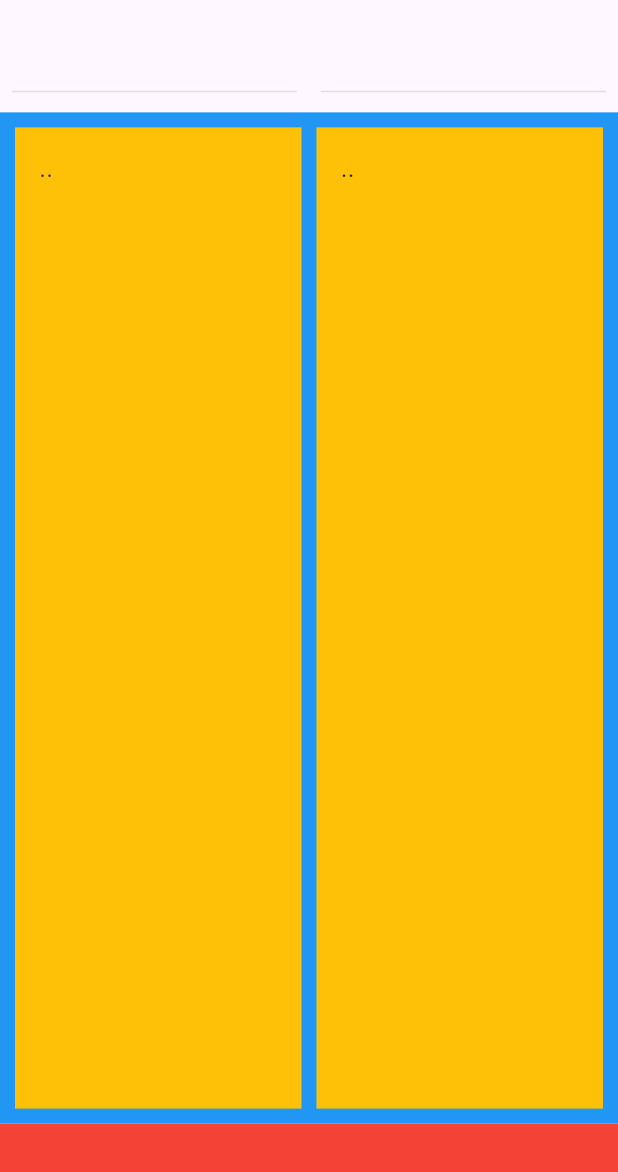
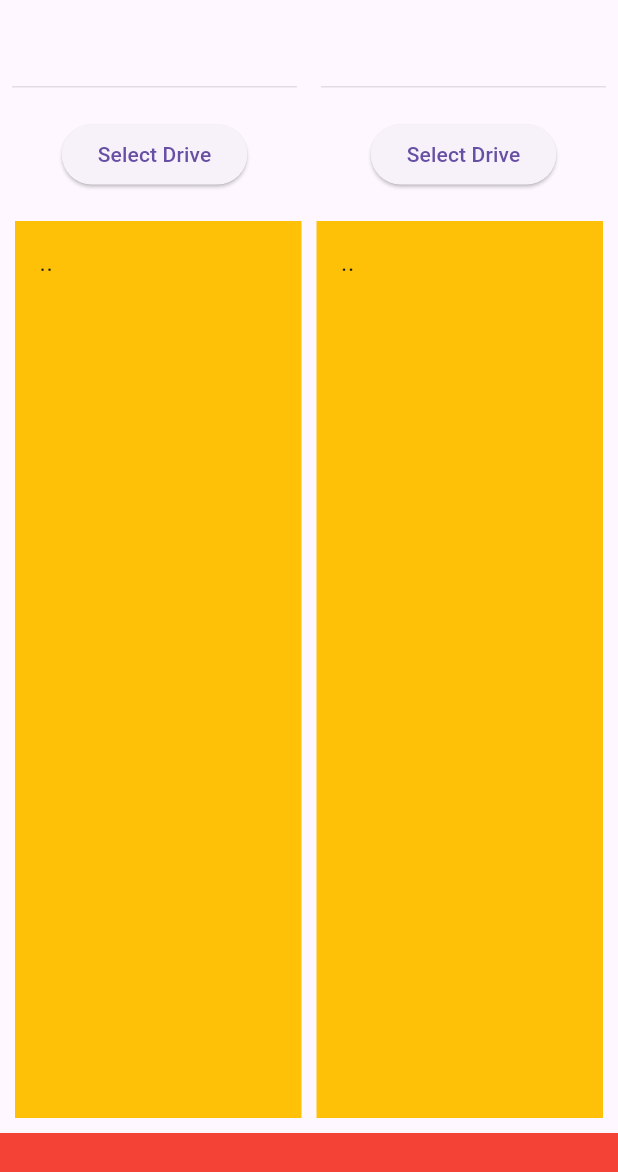
Before and after one commit to mateuszfilipek2000/flutter_mini_commander, a Flutter app: the screen it shows after launch, on a phone screen of 412 x 824 dp. Shown: the top 1172 px of the screen. Run offline on Flutter 3.47's test engine with Material 2 defaults, Android fonts, the light colour scheme and no system bars; our stand-ins replace equatable, flutter_bloc; missing offline and left inert: universal_disk_space.

Commit message:
added drive selection

```diff
--- /dev/null
+++ b/lib/presentation/blocs/destination_drive_selection_bloc/destination_drive_selection_bloc.dart
@@ -0,0 +1,3 @@
+import 'package:flutter_mini_commander/presentation/blocs/drive_selection_bloc/drive_selection_bloc.dart';
+
+class DestinationDriveSelectionBloc extends DriveSelectionBloc {}
--- /dev/null
+++ b/lib/presentation/blocs/source_drive_selection_bloc/source_drive_selection_bloc.dart
@@ -0,0 +1,3 @@
+import 'package:flutter_mini_commander/presentation/blocs/drive_selection_bloc/drive_selection_bloc.dart';
+
+class SourceDriveSelectionBloc extends DriveSelectionBloc {}
--- a/lib/presentation/screens/main_screen/main_screen.dart
+++ b/lib/presentation/screens/main_screen/main_screen.dart
@@ -3,10 +3,13 @@ import 'dart:io';
 import 'package:flutter/material.dart';
 import 'package:flutter_bloc/flutter_bloc.dart';
 import 'package:flutter_mini_commander/presentation/blocs/destination_bloc/destination_bloc.dart';
+import 'package:flutter_mini_commander/presentation/blocs/destination_drive_selection_bloc/destination_drive_selection_bloc.dart';
 import 'package:flutter_mini_commander/presentation/blocs/directory_bloc/directory_bloc.dart';
 import 'package:flutter_mini_commander/presentation/blocs/directory_bloc/directory_bloc_event.dart';
 import 'package:flutter_mini_commander/presentation/blocs/directory_bloc/directory_bloc_state.dart';
 import 'package:flutter_mini_commander/presentation/blocs/source_bloc/source_directory_bloc.dart';
+import 'package:flutter_mini_commander/presentation/blocs/source_drive_selection_bloc/source_drive_selection_bloc.dart';
+import 'package:flutter_mini_commander/presentation/screens/main_screen/widgets/drive_selector.dart';
 import 'package:flutter_mini_commander/presentation/screens/main_screen/widgets/file_system_view.dart';
 import 'package:flutter_mini_commander/presentation/screens/main_screen/widgets/path_field.dart';
 
@@ -29,6 +32,14 @@ class MainScreen extends StatelessWidget {
           )..add(const DirectoryBlocLoadUserHomeContents()),
           lazy: false,
         ),
+        BlocProvider(
+          create: (context) => SourceDriveSelectionBloc(),
+          lazy: false,
+        ),
+        BlocProvider(
+          create: (context) => DestinationDriveSelectionBloc(),
+          lazy: false,
+        ),
       ],
       child: Scaffold(
         body: Column(
@@ -47,9 +58,20 @@ class MainScreen extends StatelessWidget {
               ),
             ),
             Expanded(
+              flex: 1,
+              child: Row(
+                mainAxisSize: MainAxisSize.max,
+                mainAxisAlignment: MainAxisAlignment.spaceAround,
+                children: const [
+                  DriveSelector<SourceDirectoryBloc,
+                      SourceDriveSelectionBloc>(),
+                  DriveSelector<DestinationDirectoryBloc,
+                      DestinationDriveSelectionBloc>(),
+                ],
+              ),
+            ),
+            Expanded(
               flex: 9,
-              child: Container(
-                color: Colors.blue,
               child: Padding(
                 padding: const EdgeInsets.all(10.0),
                 child: Row(
@@ -68,7 +90,6 @@ class MainScreen extends StatelessWidget {
                 ),
               ),
             ),
-            ),
             Expanded(
               flex: 1,
               child: Container(
```
Also changed, not shown: lib/presentation/blocs/drive_selection_bloc/drive_selection_bloc.dart (added, +29 -0 lines), lib/presentation/blocs/drive_selection_bloc/drive_selection_event.dart (added, +7 -0 lines), lib/presentation/blocs/drive_selection_bloc/drive_selection_state.dart (added, +37 -0 lines), lib/presentation/screens/main_screen/widgets/drive_selector.dart (added, +140 -0 lines). Lines whose indentation alone changed are shown as unchanged.
